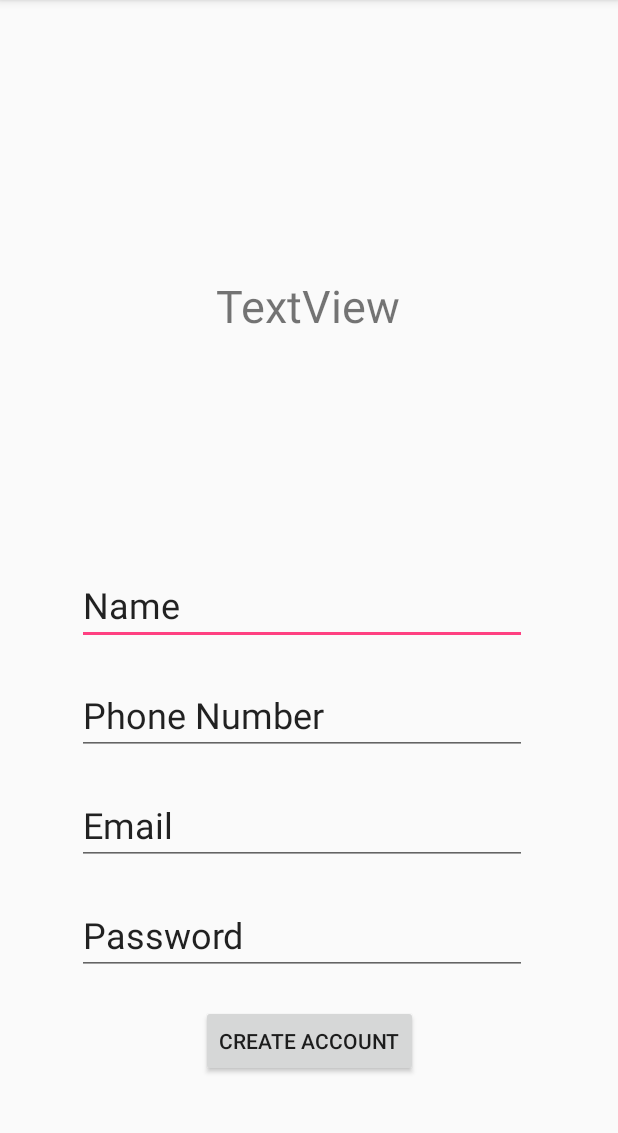
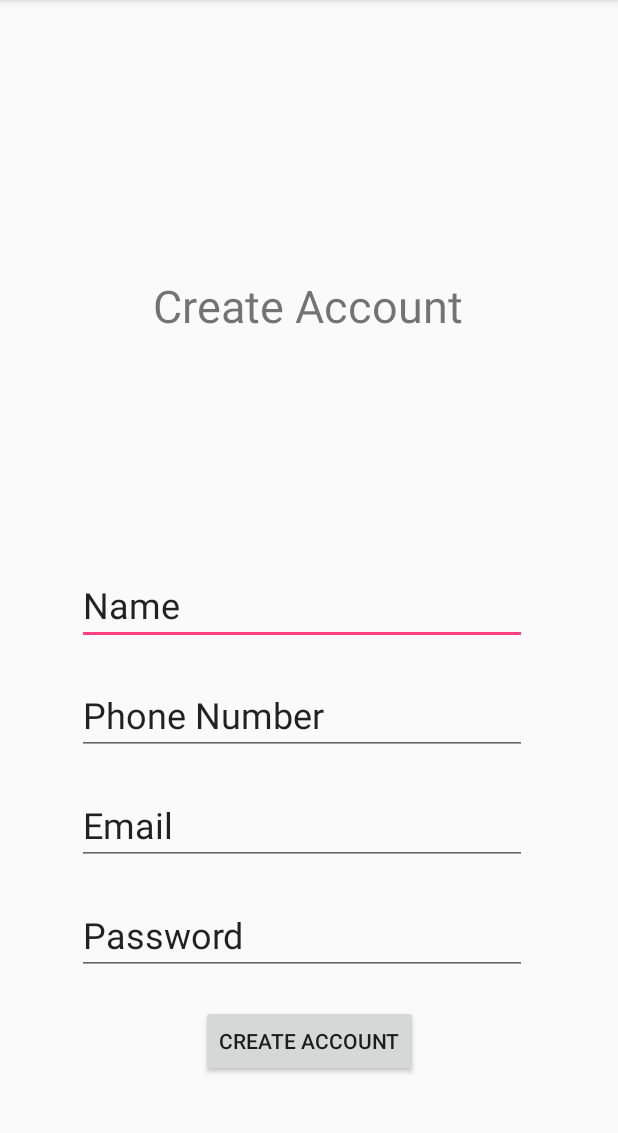
Before and after one commit to CallmeJoeBob/SafePath, an Android app: the CreateAccountActivity screen opened directly, with no data from a screen before it, on a phone screen of 412 x 824 dp, the part 84-1217 px from its top. Run offline under Robolectric (Android 15) with nearby library versions, the phone set to English and light mode, and no system bars; our stand-ins replace Firebase (no records; nobody signed in at launch, a user with empty details on screens opened directly); Roboto replaces fonts that are not available here.

Commit message:
no strings on me

```diff
--- a/app/src/main/res/layout/activity_createaccount.xml
+++ b/app/src/main/res/layout/activity_createaccount.xml
@@ -92,7 +92,7 @@
         android:layout_marginTop="40dp"
         android:layout_marginEnd="10dp"
         android:layout_marginBottom="10dp"
-        android:text="TextView"
+        android:text="@string/create_account"
         android:textSize="30sp"
         app:layout_constraintBottom_toTopOf="@+id/NameInput"
         app:layout_constraintEnd_toEndOf="parent"
--- a/app/src/main/res/values/strings.xml
+++ b/app/src/main/res/values/strings.xml
@@ -7,4 +7,5 @@
     <string name="phone">Phone Number</string>
     <string name="create_account">Create Account</string>
     <string name="logout">Logout</string>
+    <string name="create_account">Create Account</string>
 </resources>
```
